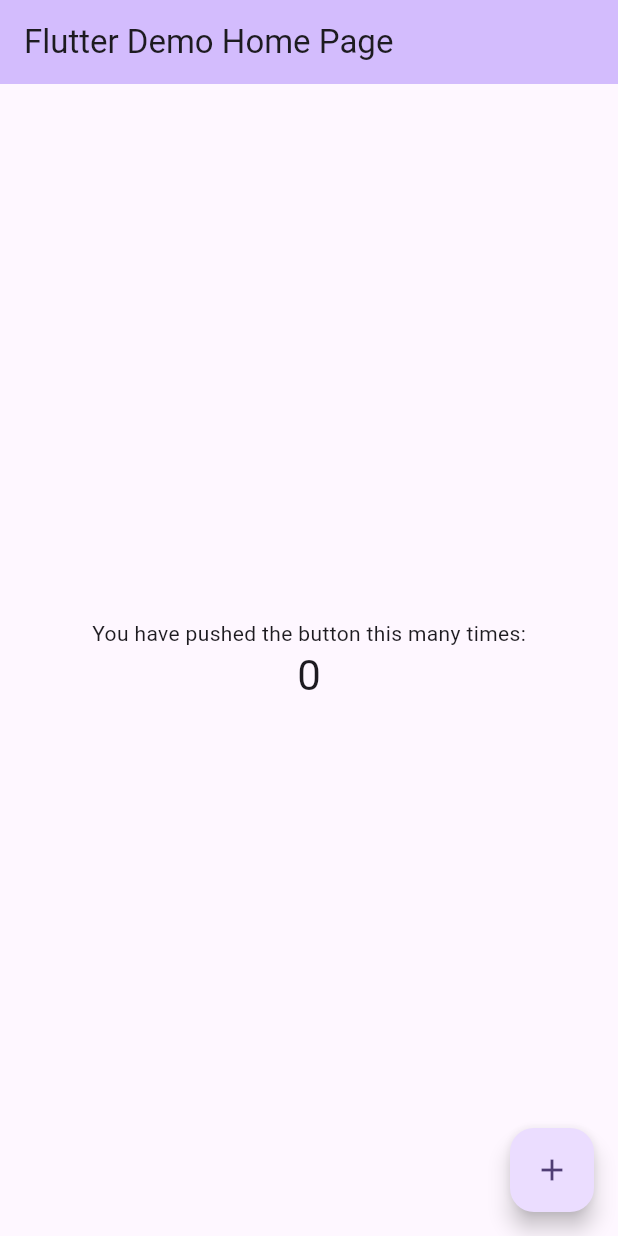
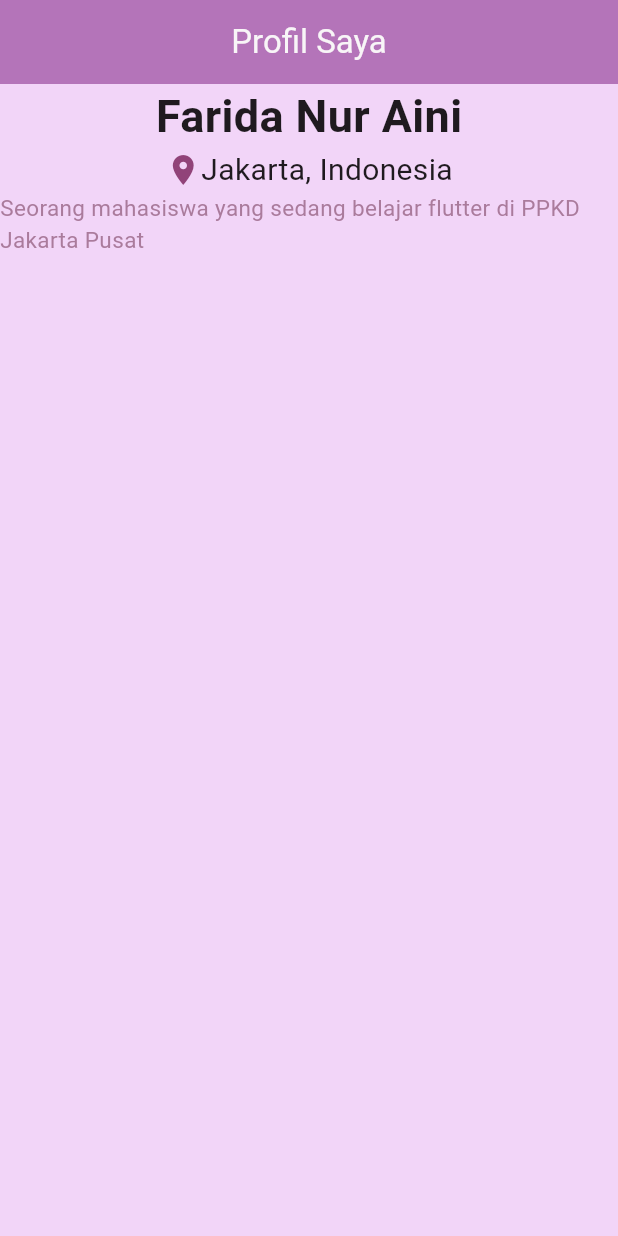
Before and after one commit to fnainif/latihan_flutter_b6, a Flutter app: the screen it shows after launch, on a phone screen of 412 x 824 dp. Run offline on Flutter 3.47's test engine with Material 3 defaults, Android fonts, the phone set to English and light mode, and no system bars.

Commit message:
Flutter 1

```diff
--- /dev/null
+++ b/lib/day_5/profile.dart
@@ -0,0 +1,49 @@
+import 'package:flutter/material.dart';
+
+class ProfileDay5 extends StatelessWidget {
+  const ProfileDay5({super.key});
+
+  @override
+  Widget build(BuildContext context) {
+    return Scaffold(
+      backgroundColor: const Color.fromARGB(255, 242, 213, 248),
+      appBar: AppBar(
+        title: Text(
+          "Profil Saya",
+          style: TextStyle(color: const Color.fromARGB(255, 248, 245, 247)),
+        ),
+        backgroundColor: const Color.fromARGB(255, 180, 116, 185),
+        centerTitle: true,
+      ),
+
+      body: Column(
+        crossAxisAlignment: CrossAxisAlignment.center,
+        children: [
+          Text(
+            "Farida Nur Aini",
+            style: TextStyle(fontSize: 30, fontWeight: FontWeight.bold),
+          ),
+
+          Row(
+            mainAxisAlignment: MainAxisAlignment.center,
+            children: [
+              Icon(
+                Icons.location_on,
+                color: const Color.fromARGB(255, 145, 67, 121),
+              ),
+              Text("Jakarta, Indonesia", style: TextStyle(fontSize: 20)),
+            ],
+          ),
+
+          Text(
+            "Seorang mahasiswa yang sedang belajar flutter di PPKD Jakarta Pusat",
+            style: TextStyle(
+              fontSize: 15,
+              color: const Color.fromARGB(255, 170, 123, 156),
+            ),
+          ),
+        ],
+      ),
+    );
+  }
+}
--- a/lib/main.dart
+++ b/lib/main.dart
@@ -1,4 +1,6 @@
 import 'package:flutter/material.dart';
+import 'package:latihan_flutter_b6/day_5/profile.dart';
+import 'package:latihan_flutter_b6/day_5/scaffold.dart';
 
 void main() {
   runApp(const MyApp());
@@ -28,9 +30,11 @@ class MyApp extends StatelessWidget {
         //
         // This works for code too, not just values: Most code changes can be
         // tested with just a hot reload.
-        colorScheme: .fromSeed(seedColor: Colors.deepPurple),
+        colorScheme: .fromSeed(
+          seedColor: const Color.fromARGB(255, 220, 169, 235),
+        ),
       ),
-      home: const MyHomePage(title: 'Flutter Demo Home Page'),
+      home: const ProfileDay5(),
     );
   }
 }
```
Also changed, not shown: lib/day_5/scaffold.dart (added, +26 -0 lines).
